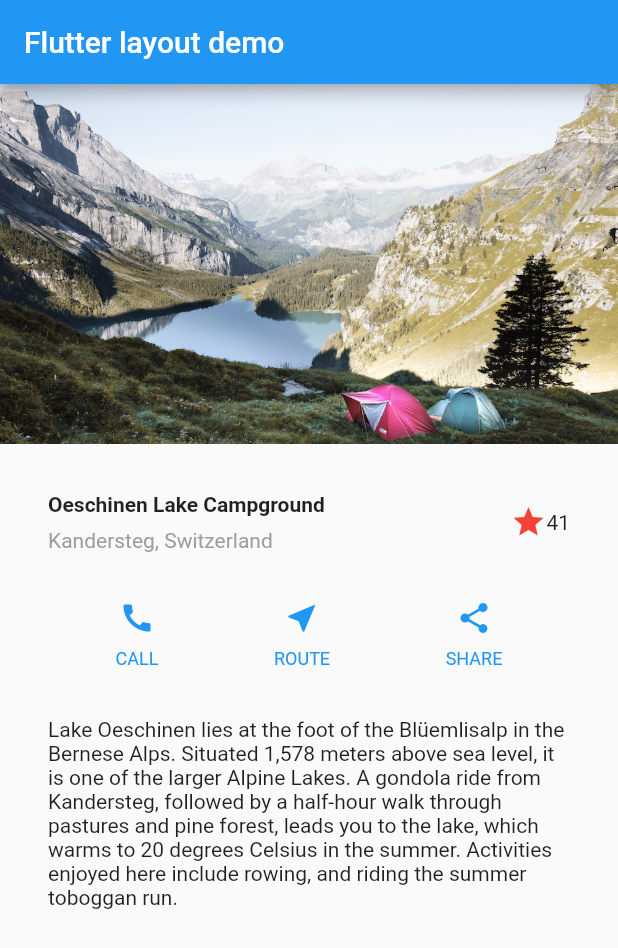
After one commit to artsod/lets_meet, a Flutter app: the screen it shows after launch, after a tap on "Lake", on a phone screen of 412 x 824 dp. The commit adds this screen. Shown: the top 948 px of the screen. Run offline on Flutter 3.47's test engine with Material 2 defaults, Android fonts, the phone set to English and light mode, and no system bars; our stand-ins replace google_maps_flutter.

Commit message:
First version with mock-up main menu with 4 buttons and working map

```diff
--- /dev/null
+++ b/lib/ekranKontakty.dart
@@ -0,0 +1,12 @@
+import 'package:flutter/material.dart';
+
+class EkranKontakty extends StatelessWidget {
+  @override
+  Widget build(BuildContext context) {
+    return const Scaffold(
+      body: Center(
+        child: Text('Tutaj będzie zarządzenie kontaktami'),
+      ),
+    );
+  }
+}
--- /dev/null
+++ b/lib/ekranSpotkania.dart
@@ -0,0 +1,12 @@
+import 'package:flutter/material.dart';
+
+class EkranSpotkania extends StatelessWidget {
+  @override
+  Widget build(BuildContext context) {
+    return Scaffold(
+      body: Center(
+        child: Text('Tu będzie zarządzanie spotkaniem'),
+      ),
+    );
+  }
+}
--- /dev/null
+++ b/lib/ekranUstawienia.dart
@@ -0,0 +1,12 @@
+import 'package:flutter/material.dart';
+
+class EkranUstawienia extends StatelessWidget {
+  @override
+  Widget build(BuildContext context) {
+    return const Scaffold(
+      body: Center(
+        child: Text('Tutaj będzie zarządzanie ustawieniami'),
+      ),
+    );
+  }
+}
--- /dev/null
+++ b/lib/lake.dart
@@ -0,0 +1,113 @@
+import 'package:flutter/material.dart';
+
+class Lake extends StatelessWidget {
+  const Lake({super.key});
+
+  @override
+  Widget build(BuildContext context) {
+    Widget titleSection = Container(
+      padding: const EdgeInsets.all(32),
+      child: Row(
+        children: [
+          Expanded(
+            /*1*/
+            child: Column(
+              crossAxisAlignment: CrossAxisAlignment.start,
+              children: [
+                /*2*/
+                Container(
+                  padding: const EdgeInsets.only(bottom: 8),
+                  child: const Text(
+                    'Oeschinen Lake Campground',
+                    style: TextStyle(
+                      fontWeight: FontWeight.bold,
+                    ),
+                  ),
+                ),
+                Text(
+                  'Kandersteg, Switzerland',
+                  style: TextStyle(
+                    color: Colors.grey[500],
+                  ),
+                ),
+              ],
+            ),
+          ),
+          /*3*/
+          Icon(
+            Icons.star,
+            color: Colors.red[500],
+          ),
+          const Text('41'),
+        ],
+      ),
+    );
+
+    Color color = Theme.of(context).primaryColor;
+
+    Widget buttonSection = Row(
+      mainAxisAlignment: MainAxisAlignment.spaceEvenly,
+      children: [
+        _buildButtonColumn(color, Icons.call, 'CALL'),
+        _buildButtonColumn(color, Icons.near_me, 'ROUTE'),
+        _buildButtonColumn(color, Icons.share, 'SHARE'),
+      ],
+    );
+
+    Widget textSection = const Padding(
+      padding: EdgeInsets.all(32),
+      child: Text(
+        'Lake Oeschinen lies at the foot of the Blüemlisalp in the Bernese '
+            'Alps. Situated 1,578 meters above sea level, it is one of the '
+            'larger Alpine Lakes. A gondola ride from Kandersteg, followed by a '
+            'half-hour walk through pastures and pine forest, leads you to the '
+            'lake, which warms to 20 degrees Celsius in the summer. Activities '
+            'enjoyed here include rowing, and riding the summer toboggan run.',
+        softWrap: true,
+      ),
+    );
+
+    return MaterialApp(
+      title: 'Flutter layout demo',
+      home: Scaffold(
+        appBar: AppBar(
+          title: const Text('Flutter layout demo'),
+        ),
+        body: ListView(
+          children: [
+            Image.asset(
+              'images/lake.jpg',
+              width: 600,
+              height: 240,
+              fit: BoxFit.cover,
+            ),
+            titleSection,
+            buttonSection,
+            textSection,
+          ],
+        ),
+      ),
+    );
+  }
+
+  Column _buildButtonColumn(Color color, IconData icon, String label) {
+    return Column(
+      mainAxisSize: MainAxisSize.min,
+      mainAxisAlignment: MainAxisAlignment.center,
+      children: [
+        Icon(icon, color: color),
+        Container(
+          margin: const EdgeInsets.only(top: 8),
+          child: Text(
+            label,
+            style: TextStyle(
+              fontSize: 12,
+              fontWeight: FontWeight.w400,
+              color: color,
+            ),
+          ),
+        ),
+      ],
+    );
+  }
+}
--- a/lib/main.dart
+++ b/lib/main.dart
@@ -1,12 +1,78 @@
 import 'package:flutter/material.dart';
-
+import 'ekranKontakty.dart';
+import 'ekranSpotkania.dart';
+import 'ekranUstawienia.dart';
+import 'map.dart';
+import 'lake.dart';
+// Uncomment lines 3 and 6 to view the visual layout at runtime.
+// import 'package:flutter/rendering.dart' show debugPaintSizeEnabled;
 
 void main() {
+  // debugPaintSizeEnabled = true;
+  runApp(MaterialApp(
+    home: MyApp(),
+  ));
+}
 
-var app = MaterialApp(
-    home: Text('Hello from flutter'),
+class MyApp extends StatelessWidget {
+  @override
+  Widget build(BuildContext context) {
+    return MediaQuery(
+      data: MediaQuery.of(context),
+      child: Scaffold(
+        body: Center(
+          child: Column(
+            mainAxisAlignment: MainAxisAlignment.center,
+            children: [
+              ElevatedButton(
+                onPressed: () => Navigator.push(
+                  context,
+                  MaterialPageRoute(
+                    builder: (context) => EkranKontakty(),
+                  ),
+                ),
+                child: Text('Zarządzaj kontaktami'),
+              ),
+              ElevatedButton(
+                onPressed: () => Navigator.push(
+                  context,
+                  MaterialPageRoute(
+                    builder: (context) => EkranSpotkania(),
+                  ),
+                ),
+                child: Text('Zarządzaj spotkaniem'),
+              ),
+              ElevatedButton(
+                onPressed: () => Navigator.push(
+                  context,
+                  MaterialPageRoute(
+                    builder: (context) => MapScreen(),
+                  ),
+                ),
+                child: Text('Map'),
+              ),
+              ElevatedButton(
+                onPressed: () => Navigator.push(
+                  context,
+                  MaterialPageRoute(
+                    builder: (context) => Lake(),
+                  ),
+                ),
+                child: Text('Lake'),
+              ),
+              ElevatedButton(
+                onPressed: () => Navigator.push(
+                  context,
+                  MaterialPageRoute(
+                    builder: (context) => EkranUstawienia(),
+                  ),
+                ),
+                child: Text('Ustawienia'),
+              ),
+            ],
+          ),
+        ),
+      ),
     );
-
-
-runApp(app);
+  }
 }
--- /dev/null
+++ b/lib/map.dart
@@ -0,0 +1,36 @@
+import 'package:flutter/material.dart';
+import 'package:google_maps_flutter/google_maps_flutter.dart';
+
+class MapScreen extends StatefulWidget {
+  @override
+  _MapScreenState createState() => _MapScreenState();
+}
+
+class _MapScreenState extends State<MapScreen> {
+  late GoogleMapController mapController;
+
+  final LatLng _center = const LatLng(51.1, 17.0333);
+
+  void _onMapCreated(GoogleMapController controller) {
+    mapController = controller;
+  }
+
+  @override
+  Widget build(BuildContext context) {
+    return MaterialApp(
+      home: Scaffold(
+        appBar: AppBar(
+          title: const Text('Maps Sample App'),
+          backgroundColor: Colors.green[700],
+        ),
+        body: GoogleMap(
+          onMapCreated: _onMapCreated,
+          initialCameraPosition: CameraPosition(
+            target: _center,
+            zoom: 11.0,
+          ),
+        ),
+      ),
+    );
+  }
+}
--- a/pubspec.yaml
+++ b/pubspec.yaml
@@ -32,6 +32,7 @@ dependencies:
   uuid: ^3.0.6
   flutter:
     sdk: flutter
+  google_maps_flutter: ^2.2.3
 
   provider: ^6.0.5
 
@@ -62,7 +63,8 @@ flutter:
   # included with your application, so that you can use the icons in
   # the material Icons class.
   uses-material-design: true
-
+  assets:
+    - images/lake.jpg
   # To add assets to your application, add an assets section, like this:
   # assets:
   #   - images/a_dot_burr.jpeg
```
Also changed, not shown: images/lake.jpg (added), pubspec.lock (added), 3 other files.
